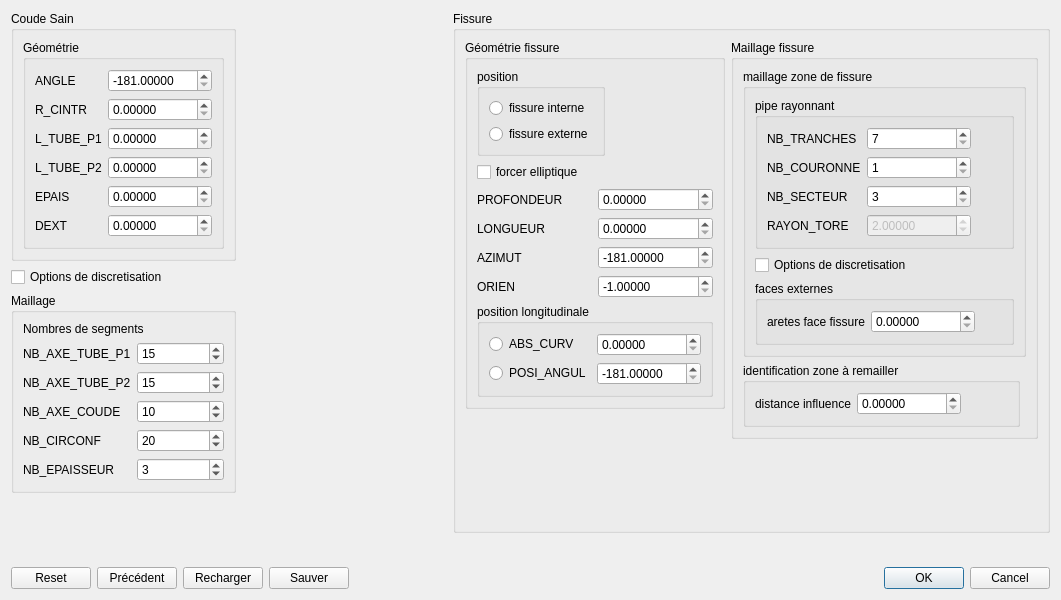
Old version of the form src/Tools/blocFissure/ihm/fissureCoude.ui in the repository luzpaz/occ-smesh.
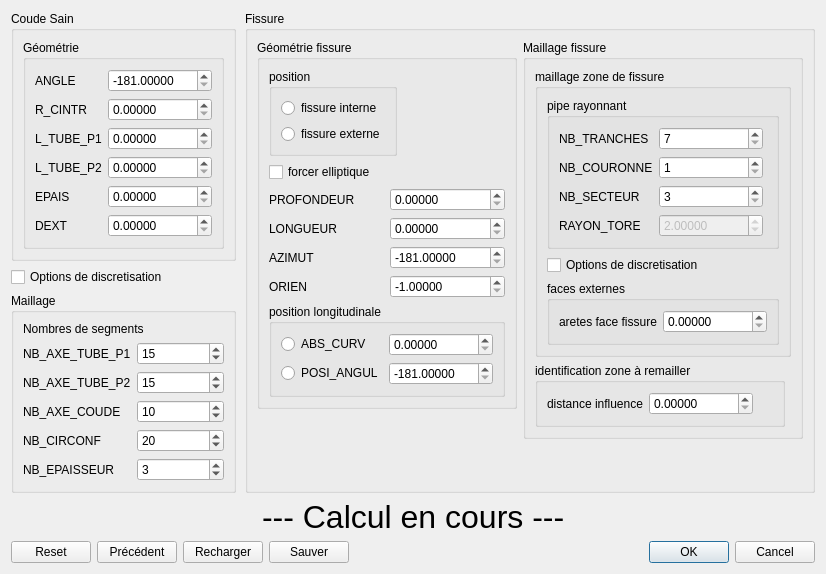
New version of the form.

Commit message: PR: add blocFissure plugin exemples

The edit to the form file:
```diff
--- a/src/Tools/blocFissure/ihm/fissureCoude.ui
+++ b/src/Tools/blocFissure/ihm/fissureCoude.ui
@@ -6,15 +6,15 @@
    <rect>
     <x>0</x>
     <y>0</y>
-    <width>1061</width>
-    <height>600</height>
+    <width>826</width>
+    <height>540</height>
    </rect>
   </property>
   <property name="windowTitle">
    <string>Dialog</string>
   </property>
-  <layout class="QVBoxLayout" name="verticalLayout_8">
-   <item>
+  <layout class="QGridLayout" name="gridLayout_8">
+   <item row="0" column="0">
     <layout class="QHBoxLayout" name="horizontalLayout_5">
      <item>
       <layout class="QVBoxLayout" name="verticalLayout_2">
@@ -854,7 +854,49 @@
      </item>
     </layout>
    </item>
-   <item>
+   <item row="1" column="0">
+    <layout class="QHBoxLayout" name="horizontalLayout_6">
+     <item>
+      <spacer name="horizontalSpacer">
+       <property name="orientation">
+        <enum>Qt::Horizontal</enum>
+       </property>
+       <property name="sizeHint" stdset="0">
+        <size>
+         <width>40</width>
+         <height>20</height>
+        </size>
+       </property>
+      </spacer>
+     </item>
+     <item>
+      <widget class="QLabel" name="lb_calcul">
+       <property name="font">
+        <font>
+         <pointsize>24</pointsize>
+        </font>
+       </property>
+       <property name="text">
+        <string>--- Calcul en cours ---</string>
+       </property>
+      </widget>
+     </item>
+     <item>
+      <spacer name="horizontalSpacer_9">
+       <property name="orientation">
+        <enum>Qt::Horizontal</enum>
+       </property>
+       <property name="sizeHint" stdset="0">
+        <size>
+         <width>40</width>
+         <height>20</height>
+        </size>
+       </property>
+      </spacer>
+     </item>
+    </layout>
+   </item>
+   <item row="2" column="0">
     <spacer name="verticalSpacer_2">
      <property name="orientation">
       <enum>Qt::Vertical</enum>
@@ -867,7 +909,7 @@
      </property>
     </spacer>
    </item>
-   <item>
+   <item row="3" column="0">
     <layout class="QHBoxLayout" name="horizontalLayout">
      <item>
       <widget class="QPushButton" name="pb_reset">
```
Left out of the diff: 3 changed lines with no effect on the pictures. The commit also changes 3 other files.
